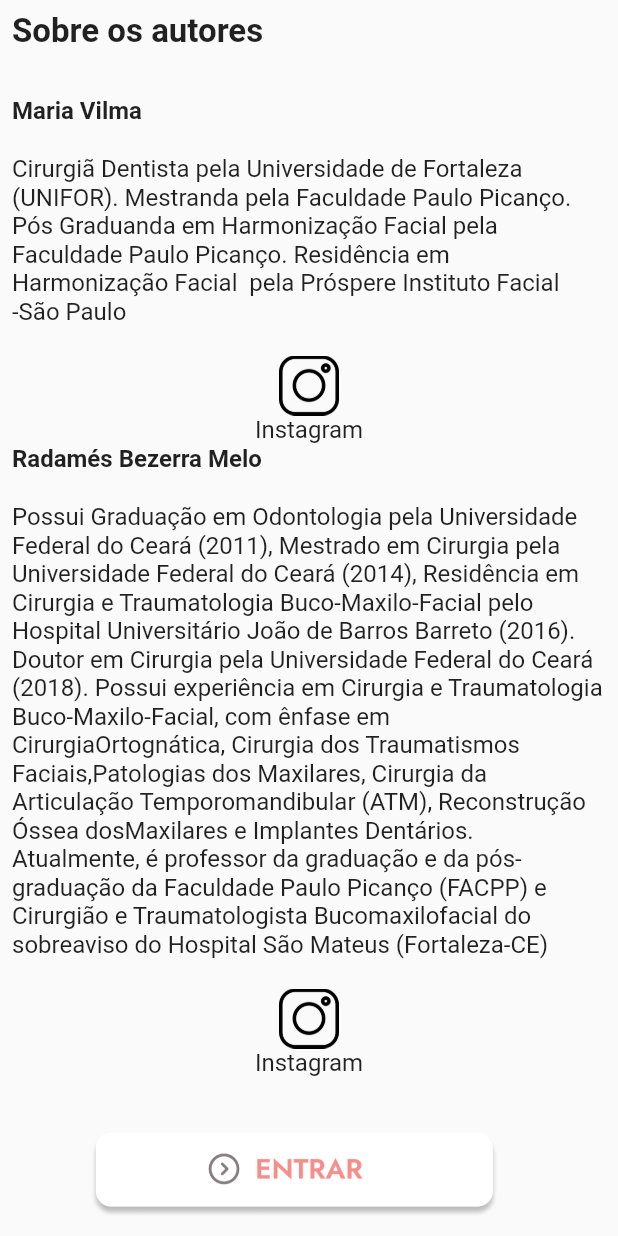
After one commit to kennedymenezes/Preenchimento-labial, a Flutter app: the AboutPage screen opened by its route, on a phone screen of 412 x 824 dp. The commit adds this screen. Run offline on Flutter 3.47's test engine with Material 2 defaults, Android fonts, the phone set to English and light mode, and no system bars; our stand-ins replace bloc, flutter_bloc, flutter_modular, google_fonts, image_picker and 4 more; missing offline and left inert: dart:ffi; accounts and stored records are empty.

Commit message:
implementado pagina

```diff
--- a/lib/app/app_module.dart
+++ b/lib/app/app_module.dart
@@ -1,16 +1,14 @@
-
 import 'package:flutter_modular/flutter_modular.dart';
 import 'package:labial/app/modules/question_module/question_module.dart';
 import 'package:labial/app/modules/sigup_model/singup_module.dart';
 import 'package:labial/app/modules/singature_module/singature_module.dart';
 
 import 'domain/app/routes/app_routes.dart';
+import 'modules/about/about_module.dart';
 import 'modules/home_module/home_module.dart';
 import 'modules/list_patient_info_module/pdf_preview_module.dart';
 import 'modules/pdf_preview/pdf_preview_module.dart';
 import 'modules/splash_module/page/splash_page.dart';
-
-
 
 class AppModule extends Module {
   @override
@@ -25,6 +23,6 @@ class AppModule extends Module {
         ModuleRoute(AppRoutes.pdfView, module: PdfPreviewModule()),
         ModuleRoute(AppRoutes.singature, module: SingatureModule()),
         ModuleRoute(AppRoutes.listPatientInfo, module: ListPatientInfoModule()),
-
+        ModuleRoute(AppRoutes.about, module: AboutModule()),
       ];
 }
--- a/lib/app/domain/app/routes/app_routes.dart
+++ b/lib/app/domain/app/routes/app_routes.dart
@@ -1,13 +1,10 @@
-class AppRoutes{
-
-  static String initial="/";
-  static String home="/home";
-  static String listPatientInfo="/patient-info";
-  static String singup="/singup";
-  static String singature="/singature";
-  static String question="/question";
-  static String pdfView="/pdf-view";
-
-
-
+class AppRoutes {
+  static String initial = "/";
+  static String home = "/home";
+  static String listPatientInfo = "/patient-info";
+  static String singup = "/singup";
+  static String singature = "/singature";
+  static String question = "/question";
+  static String pdfView = "/pdf-view";
+  static String about = "/about";
 }
--- /dev/null
+++ b/lib/app/modules/about/about_module.dart
@@ -0,0 +1,11 @@
+import 'package:flutter_modular/flutter_modular.dart';
+import 'package:labial/app/modules/about/page/about_page.dart';
+
+class AboutModule extends Module {
+  List<Bind> get binds => [];
+
+  @override
+  List<ModularRoute> get routes => [
+        ChildRoute('/', child: (context, args) => const AboutPage()),
+      ];
+}
--- /dev/null
+++ b/lib/app/modules/about/page/about_page.dart
@@ -0,0 +1,118 @@
+import 'package:flutter/material.dart';
+import 'package:flutter_modular/flutter_modular.dart';
+import 'package:url_launcher/url_launcher.dart';
+
+import '../../../../generated/assets.dart';
+import '../../../domain/app/routes/app_routes.dart';
+
+class AboutPage extends StatelessWidget {
+  const AboutPage({Key? key}) : super(key: key);
+
+  final about01 =
+      'Cirurgiã Dentista pela Universidade de Fortaleza (UNIFOR). Mestranda pela Faculdade Paulo Picanço. Pós Graduanda em Harmonização Facial pela Faculdade Paulo Picanço. Residência em Harmonização Facial  pela Próspere Instituto Facial -São Paulo';
+  final about02 =
+      'Possui Graduação em Odontologia pela Universidade Federal do Ceará (2011), Mestrado em Cirurgia pela Universidade Federal do Ceará (2014), Residência em Cirurgia e Traumatologia Buco-Maxilo-Facial pelo Hospital Universitário João de Barros Barreto (2016). Doutor em Cirurgia pela Universidade Federal do Ceará (2018). Possui experiência em Cirurgia e Traumatologia Buco-Maxilo-Facial, com ênfase em CirurgiaOrtognática, Cirurgia dos Traumatismos Faciais,Patologias dos Maxilares, Cirurgia da Articulação Temporomandibular (ATM), Reconstrução Óssea dosMaxilares e Implantes Dentários. Atualmente, é professor da graduação e da pós-graduação da Faculdade Paulo Picanço (FACPP) e Cirurgião e Traumatologista Bucomaxilofacial do sobreaviso do Hospital São Mateus (Fortaleza-CE)';
+  @override
+  Widget build(BuildContext context) {
+    return Scaffold(
+      body: SafeArea(
+        child: SingleChildScrollView(
+          child: Padding(
+            padding: const EdgeInsets.all(8.0),
+            child: Column(
+              crossAxisAlignment: CrossAxisAlignment.start,
+              mainAxisAlignment: MainAxisAlignment.start,
+              children: [
+                const Text(
+                  "Sobre os autores",
+                  style: TextStyle(fontWeight: FontWeight.bold, fontSize: 22),
+                ),
+                const SizedBox(
+                  height: 30,
+                ),
+                const Text(
+                  "Maria Vilma",
+                  style: TextStyle(fontWeight: FontWeight.bold),
+                ),
+                const SizedBox(
+                  height: 20,
+                ),
+                Text(
+                  about01,
+                ),
+                const SizedBox(
+                  height: 20,
+                ),
+                GestureDetector(
+                  onTap: () {
+                    launchUrl(Uri.parse('https://instagram.com/vilmacsobreira?igshid=MzRlODBiNWFlZA=='),
+                        mode: LaunchMode.externalApplication);
+                  },
+                  child: Center(
+                    child: Column(
+                      children: [
+                        Image.asset(
+                          'assets/instagram.png',
+                          width: 40,
+                          height: 40,
+                        ),
+                        const Text('Instagram')
+                      ],
+                    ),
+                  ),
+                ),
+                const Text(
+                  "Radamés Bezerra Melo",
+                  style: TextStyle(fontWeight: FontWeight.bold),
+                ),
+                const SizedBox(
+                  height: 20,
+                ),
+                Text(
+                  about02,
+                ),
+                const SizedBox(
+                  height: 20,
+                ),
+                GestureDetector(
+                  onTap: () {
+                    launchUrl(Uri.parse('https://instagram.com/radamesbmelo?igshid=MzRlODBiNWFlZA=='),
+                        mode: LaunchMode.externalApplication);
+                  },
+                  child: Center(
+                    child: Column(
+                      children: [
+                        Image.asset(
+                          'assets/instagram.png',
+                          width: 40,
+                          height: 40,
+                        ),
+                        const Text('Instagram')
+                      ],
+                    ),
+                  ),
+                ),
+                Center(
+                  child: Container(
+                    padding: EdgeInsets.zero,
+                    height: MediaQuery.of(context).size.width * 0.3,
+                    child: ClipRect(
+                      child: GestureDetector(
+                        onTap: () {
+                          Modular.to.pushReplacementNamed(AppRoutes.home);
+                        },
+                        child: Image.asset(
+                          Assets.assetsBotaoEntrar,
+                        ),
+                      ),
+                    ),
+                  ),
+                ),
+              ],
+            ),
+          ),
+        ),
+      ),
+    );
+  }
+}
--- a/lib/app/modules/home_module/pages/home_page.dart
+++ b/lib/app/modules/home_module/pages/home_page.dart
@@ -31,7 +31,8 @@ class HomePage extends StatelessWidget {
         body: BlocBuilder<HomeBloc, HomeState>(
           builder: (context, state) {
             if (state is HomeStateSuccess) {
-              return Column(
+              return SingleChildScrollView(
+                child: Column(
                   crossAxisAlignment: CrossAxisAlignment.center,
                   children: [
                     const SizedBox(
@@ -56,9 +57,7 @@ class HomePage extends StatelessWidget {
                               child: PatientCardWidget(
                                 pacient: state.data[index],
                                 onTap: () async {
-                                await Modular.to.pushNamed(
-                                    AppRoutes.listPatientInfo,
-                                    arguments: state.data[index]);
+                                  await Modular.to.pushNamed(AppRoutes.listPatientInfo, arguments: state.data[index]);
                                   bloc.add(HomeEventReload());
                                 },
                               ),
@@ -66,6 +65,7 @@ class HomePage extends StatelessWidget {
                           }),
                     )
                   ],
+                ),
               );
             }
 
--- a/lib/app/modules/sigup_model/pages/patient_photo_page.dart
+++ b/lib/app/modules/sigup_model/pages/patient_photo_page.dart
@@ -18,16 +18,14 @@ class PatientPhotoPage extends StatelessWidget {
     return Scaffold(
         resizeToAvoidBottomInset: false,
         appBar: CustomAppBar(size),
-        body: Column(
+        body: SingleChildScrollView(
+          child: Column(
             children: [
               SizedBox(height: size.width * 0.08),
               Center(
                 child: Text(
                   "FOTO PACIENTE",
-                style: Theme.of(context)
-                    .textTheme
-                    .headlineMedium
-                    ?.copyWith(color: Theme.of(context).primaryColor),
+                  style: Theme.of(context).textTheme.headlineMedium?.copyWith(color: Theme.of(context).primaryColor),
                 ),
               ),
               SizedBox(height: size.width * 0.08),
@@ -39,14 +37,12 @@ class PatientPhotoPage extends StatelessWidget {
                 color: Theme.of(context).primaryColor,
               ),
               SizedBox(height: size.width * 0.1),
-
               SizedBox(
                 width: size.width * 0.9,
-              child:InkWell(
-                onTap: ()async{
+                child: InkWell(
+                  onTap: () async {
                     final ImagePicker picker = ImagePicker();
                     photo = await picker.pickImage(source: ImageSource.camera);
-
                   },
                   child: Image.asset(
                     Assets.assetsBotaoAddImage,
@@ -57,10 +53,9 @@ class PatientPhotoPage extends StatelessWidget {
               CustomButtonOkWidget(
                 onPressed: () {
                   if (photo != null) {
-                  Map<String,dynamic> data={'title':"antes",'path':photo!.path};
-                  bloc.patientPhoto=photo!.path;
-                  Modular.to.pushNamed(".${SingupRoutes.okPhoto}",
-                      arguments: data);
+                    Map<String, dynamic> data = {'title': "antes", 'path': photo!.path};
+                    bloc.patientPhoto = photo!.path;
+                    Modular.to.pushNamed(".${SingupRoutes.okPhoto}", arguments: data);
                   }
                 },
                 title: "ENVIAR ARQUIVO",
@@ -75,6 +70,7 @@ class PatientPhotoPage extends StatelessWidget {
                 ),
               )
             ],
+          ),
         ));
   }
 }
--- a/lib/app/modules/sigup_model/pages/singup_page.dart
+++ b/lib/app/modules/sigup_model/pages/singup_page.dart
@@ -35,16 +35,15 @@ class SigupPage extends StatelessWidget {
         appBar: CustomAppBar(size),
         body: BlocBuilder<SingupBloc, SingupState>(
           builder: (context, state) {
-            return Column(
+            return SingleChildScrollView(
+              child: Column(
                 children: [
                   SizedBox(height: size.width * 0.08),
                   Center(
                     child: Text(
                       "CADASTRAR PACIENTE",
-                    style: Theme.of(context)
-                        .textTheme
-                        .headlineMedium
-                        ?.copyWith(color: Theme.of(context).primaryColor),
+                      style:
+                          Theme.of(context).textTheme.headlineMedium?.copyWith(color: Theme.of(context).primaryColor),
                     ),
                   ),
                   SizedBox(height: size.width * 0.08),
@@ -58,8 +57,7 @@ class SigupPage extends StatelessWidget {
                   SizedBox(height: size.width * 0.1),
                   Padding(
                     padding: EdgeInsets.only(right: size.width * 0.4),
-                  child: Text("NOME DA PACIENTE",
-                      style: Theme.of(context).textTheme.labelMedium),
+                    child: Text("NOME DA PACIENTE", style: Theme.of(context).textTheme.labelMedium),
                   ),
                   SizedBox(
                     width: size.width * 0.9,
@@ -67,15 +65,12 @@ class SigupPage extends StatelessWidget {
                       controller: userNameController,
                       decoration: InputDecoration(
                         hintText: 'digite aqui...',
-                      icon: Icon(Icons.person,
-                          color: Theme.of(context).primaryColor),
+                        icon: Icon(Icons.person, color: Theme.of(context).primaryColor),
                         enabledBorder: OutlineInputBorder(
-                        borderSide: BorderSide(
-                            width: 2, color: Theme.of(context).primaryColor),
+                          borderSide: BorderSide(width: 2, color: Theme.of(context).primaryColor),
                         ),
                         border: OutlineInputBorder(
-                        borderSide: BorderSide(
-                            width: 2, color: Theme.of(context).primaryColor),
+                          borderSide: BorderSide(width: 2, color: Theme.of(context).primaryColor),
                         ),
                       ),
                     ),
@@ -83,9 +78,8 @@ class SigupPage extends StatelessWidget {
                   SizedBox(height: size.width * 0.1),
                   CustomButtonOkWidget(
                     onPressed: () async {
-                    await BdHelper.setData(
-                        data: userNameController.text, key: BdKeyConstraints.userName);
-                    bloc.patientName=userNameController.text;
+                      await BdHelper.setData(data: userNameController.text, key: BdKeyConstraints.userName);
+                      bloc.patientName = userNameController.text;
                       Modular.to.pushNamed(".${SingupRoutes.addPhoto}");
                     },
                     title: "OK",
@@ -100,6 +94,7 @@ class SigupPage extends StatelessWidget {
                     ),
                   )
                 ],
+              ),
             );
           },
         ));
--- a/lib/app/modules/splash_module/page/splash_page.dart
+++ b/lib/app/modules/splash_module/page/splash_page.dart
@@ -24,7 +24,7 @@ class SplashPage extends StatelessWidget {
                 mainAxisSize: MainAxisSize.min,
                 children: [
                   SizedBox(
-                    height: size.width*0.2,
+                    height: size.width * 0.2,
                   ),
                   Image.asset(
                     Assets.assetsLabio,
@@ -32,34 +32,31 @@ class SplashPage extends StatelessWidget {
                   ),
                   Text(
                     "Preenchimento",
-                    style: GoogleFonts.alumniSans(
-                        fontSize: 29, color: Colors.white),
+                    style: GoogleFonts.alumniSans(fontSize: 29, color: Colors.white),
                   ),
                   Image.asset(
                     Assets.assetsLabial,
                     width: size.width * 0.3,
                   ),
-                   SizedBox(
-                    height: size.width*0.3,
+                  SizedBox(
+                    height: size.width * 0.3,
                   ),
                   Container(
                     padding: EdgeInsets.zero,
-                    height: size.width*0.3,
+                    height: size.width * 0.3,
                     child: ClipRect(
-
                       child: GestureDetector(
                         onTap: () {
-                          Modular.to.pushReplacementNamed(AppRoutes.home);
+                          Modular.to.pushReplacementNamed(AppRoutes.about);
                         },
                         child: Image.asset(
                           Assets.assetsBotaoEntrar,
                         ),
                       ),
                     ),
-
                   ),
                   SizedBox(
-                    height: size.width*0.3,
+                    height: size.width * 0.25,
                   ),
                   Image.asset(
                     Assets.assetsLogoFacul,
--- a/pubspec.yaml
+++ b/pubspec.yaml
@@ -38,6 +38,7 @@ dependencies:
   google_fonts: any
   flutter_modular: any
   shared_preferences: any
+  url_launcher: any
   flutter_bloc: any
   path_provider: any
   image_picker: ^0.8.7+1
@@ -46,7 +47,6 @@ dependencies:
   printing: ^5.10.3
   flutter_localizations:
     sdk: flutter
-  intl: any
 
 
 
@@ -83,6 +83,7 @@ flutter:
     - assets/icon_folder.png
     - assets/icon_add.png
     - assets/botao_ok.png
+    - assets/instagram.png
     - assets/botao_add_image.png
     - assets/questions.json
     - assets/logo_colorido.png
```
Also changed, not shown: assets/instagram.png (added), pubspec.lock, 1 other file. Lines whose indentation alone changed are shown as unchanged.
